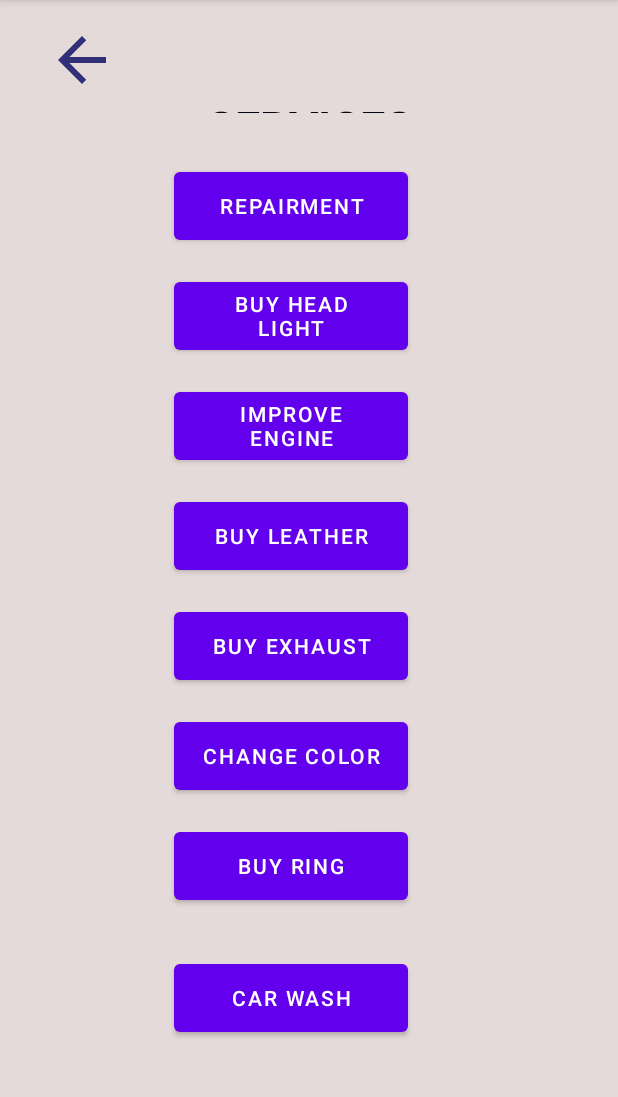
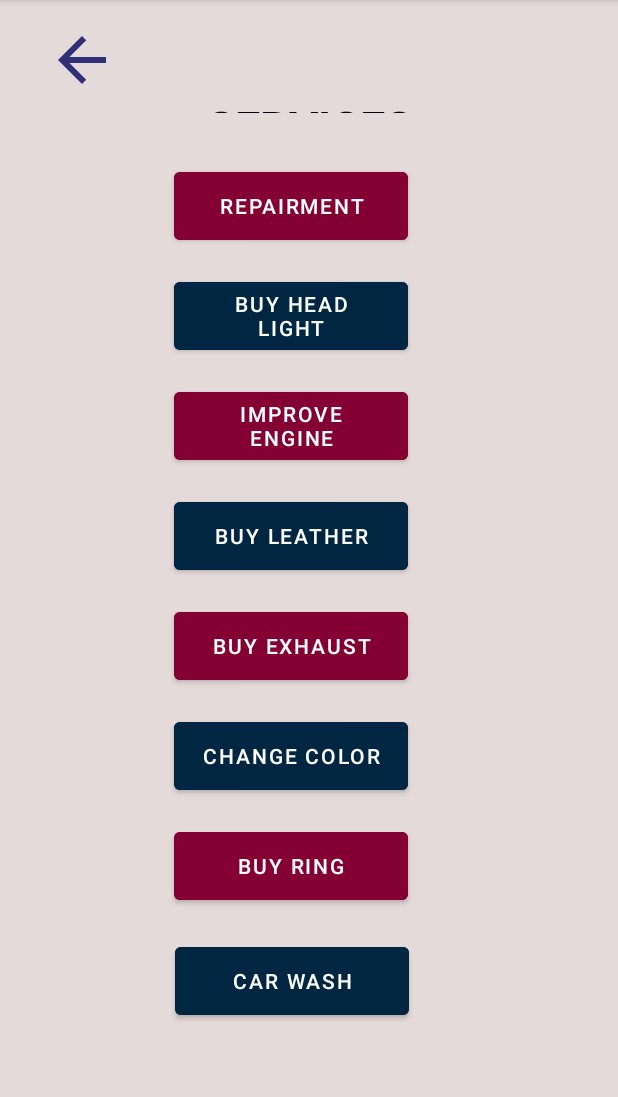
Before and after one commit to kahbodaeini/Garage, an Android app: the ServicesActivity screen opened directly, with no data from a screen before it, on a phone screen of 412 x 824 dp, the part 84-1181 px from its top. Run offline under Robolectric (Android 15) with nearby library versions, the phone set to English and light mode, and no system bars; our stand-ins replace navigation-ui.

Commit message:
debug ServicesActivity.java and change popup_window_repairment.xml

```diff
--- a/app/src/main/res/layout/popup_window.xml
+++ b/app/src/main/res/layout/popup_window.xml
@@ -8,7 +8,7 @@
 
     <androidx.constraintlayout.widget.ConstraintLayout
         android:layout_width="match_parent"
-        android:layout_height="250dp">
+        android:layout_height="295dp">
 
         <ImageView
             android:id="@+id/back_image_button"
@@ -33,8 +33,8 @@
             android:text="CHOOSE THE TYPE"
             android:textAlignment="center"
             android:textColor="@color/titles_color"
+            android:textSize="20sp"
             android:textStyle="italic"
-            android:textSize="20sp"
             app:layout_constraintBottom_toBottomOf="parent"
             app:layout_constraintEnd_toEndOf="parent"
             app:layout_constraintHorizontal_bias="1.0"
@@ -79,7 +79,7 @@
             app:layout_constraintHorizontal_bias="0.498"
             app:layout_constraintStart_toStartOf="parent"
             app:layout_constraintTop_toTopOf="parent"
-            app:layout_constraintVertical_bias="0.543"
+            app:layout_constraintVertical_bias="0.9"
             tools:ignore="MissingConstraints" />
 
     </androidx.constraintlayout.widget.ConstraintLayout>
--- a/app/src/main/res/layout/services_layout.xml
+++ b/app/src/main/res/layout/services_layout.xml
@@ -45,6 +45,7 @@
         android:layout_height="57dp"
         android:layout_marginBottom="16dp"
         android:text="repairment"
+        android:backgroundTint="@color/buttons_color"
         app:layout_constraintBottom_toTopOf="@+id/buy_head_light"
         app:layout_constraintEnd_toEndOf="parent"
         app:layout_constraintHorizontal_bias="0.454"
@@ -61,6 +62,7 @@
         android:text="Buy head light"
         app:layout_constraintBottom_toTopOf="@+id/improve_engine"
         app:layout_constraintEnd_toEndOf="parent"
+        android:backgroundTint="#002642"
         app:layout_constraintHorizontal_bias="0.454"
         app:layout_constraintStart_toStartOf="parent"
         app:layout_constraintTop_toTopOf="parent"
@@ -72,6 +74,7 @@
         android:layout_height="57dp"
         android:layout_marginBottom="16dp"
         android:text="improve engine"
+        android:backgroundTint="@color/buttons_color"
         app:layout_constraintBottom_toTopOf="@+id/buy_leather"
         app:layout_constraintEnd_toEndOf="parent"
         app:layout_constraintHorizontal_bias="0.454"
@@ -85,6 +88,7 @@
         android:layout_height="57dp"
         android:layout_marginBottom="16dp"
         android:text="Buy leather"
+        android:backgroundTint="#002642"
         app:layout_constraintBottom_toTopOf="@+id/buy_exhaust"
         app:layout_constraintEnd_toEndOf="parent"
         app:layout_constraintHorizontal_bias="0.454"
@@ -98,6 +102,7 @@
         android:layout_height="57dp"
         android:layout_marginBottom="16dp"
         android:text="buy exhaust"
+        android:backgroundTint="@color/buttons_color"
         app:layout_constraintBottom_toTopOf="@+id/change_color"
         app:layout_constraintEnd_toEndOf="parent"
         app:layout_constraintHorizontal_bias="0.454"
@@ -112,6 +117,7 @@
         android:layout_marginBottom="16dp"
         android:text="change color"
         app:layout_constraintBottom_toTopOf="@+id/buy_ring"
+        android:backgroundTint="#002642"
         app:layout_constraintEnd_toEndOf="parent"
         app:layout_constraintHorizontal_bias="0.454"
         app:layout_constraintStart_toStartOf="parent"
@@ -123,6 +129,7 @@
         android:layout_width="156dp"
         android:layout_height="57dp"
         android:text="Buy Ring"
+        android:backgroundTint="@color/buttons_color"
         app:layout_constraintBottom_toBottomOf="parent"
         app:layout_constraintEnd_toEndOf="parent"
         app:layout_constraintHorizontal_bias="0.454"
@@ -134,13 +141,14 @@
         android:id="@+id/car_wash"
         android:layout_width="156dp"
         android:layout_height="57dp"
+        android:backgroundTint="#002642"
         android:text="car wash"
         app:layout_constraintBottom_toBottomOf="parent"
         app:layout_constraintEnd_toEndOf="parent"
-        app:layout_constraintHorizontal_bias="0.454"
+        app:layout_constraintHorizontal_bias="0.455"
         app:layout_constraintStart_toStartOf="parent"
         app:layout_constraintTop_toTopOf="parent"
-        app:layout_constraintVertical_bias="0.896" />
+        app:layout_constraintVertical_bias="0.88" />
 
 
 </androidx.constraintlayout.widget.ConstraintLayout>
```
Also changed, not shown: app/src/main/java/com/example/garage/ServicesActivity.java (+53 -40 lines), app/src/main/res/layout/popup_window_repairment.xml (+5 -3 lines).
